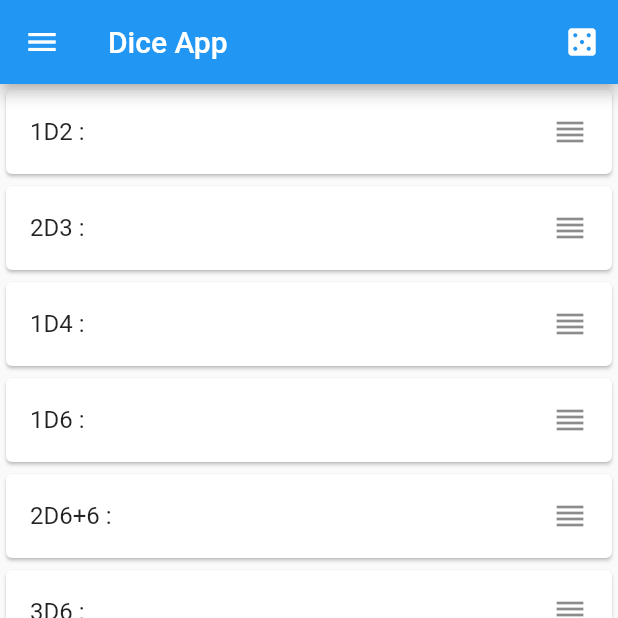
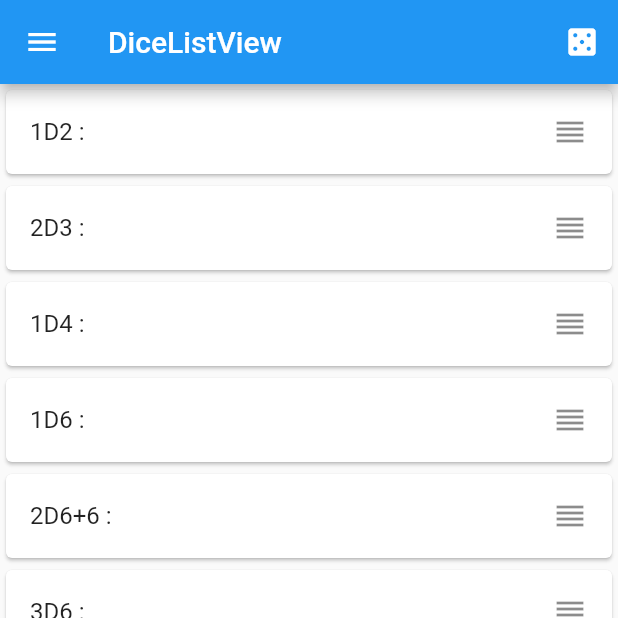
Before and after one commit to miajimyu/dice_list_view, a Flutter app: the screen it shows after launch, on a phone screen of 412 x 824 dp, the top half of it. Run offline on Flutter 3.47's test engine with Material 2 defaults, Android fonts, the light colour scheme and no system bars; our stand-ins replace font_awesome_flutter, package_info, shared_preferences.

Commit message:
Rename DiceListView

```diff
--- a/lib/screen/homepage.dart
+++ b/lib/screen/homepage.dart
@@ -30,7 +30,7 @@ class _HomePageState extends State<HomePage> {
       length: 2,
       child: Scaffold(
         appBar: AppBar(
-          title: const Text('Dice App'),
+          title: const Text('DiceListView'),
           actions: _selectedIndex == 0 ? _builDicedActions() : _buildActions(),
         ),
         drawer: const HomePageDrawer(),
--- a/lib/widgets/drawer.dart
+++ b/lib/widgets/drawer.dart
@@ -81,9 +81,11 @@ class HomePageDrawer extends StatelessWidget {
               title: const Text('Licenses'),
               onTap: () async {
                 final packageInfo = await PackageInfo.fromPlatform();
+                final name = packageInfo.appName;
                 final version = packageInfo.version;
                 showLicensePage(
                   context: context,
+                  applicationName: name,
                   applicationVersion: version,
                 );
               },
```
Also changed, not shown: 2 other files.
